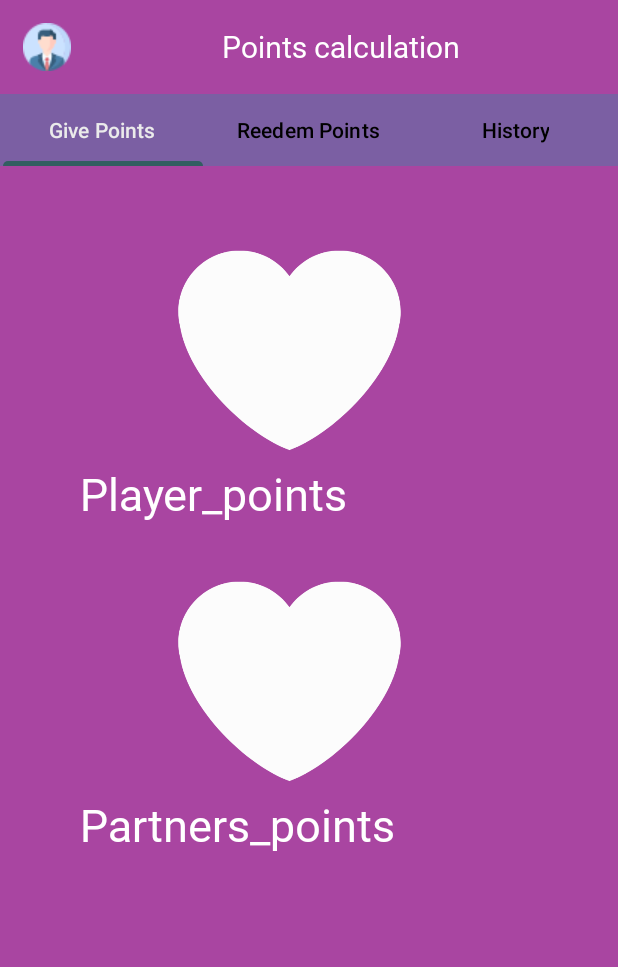
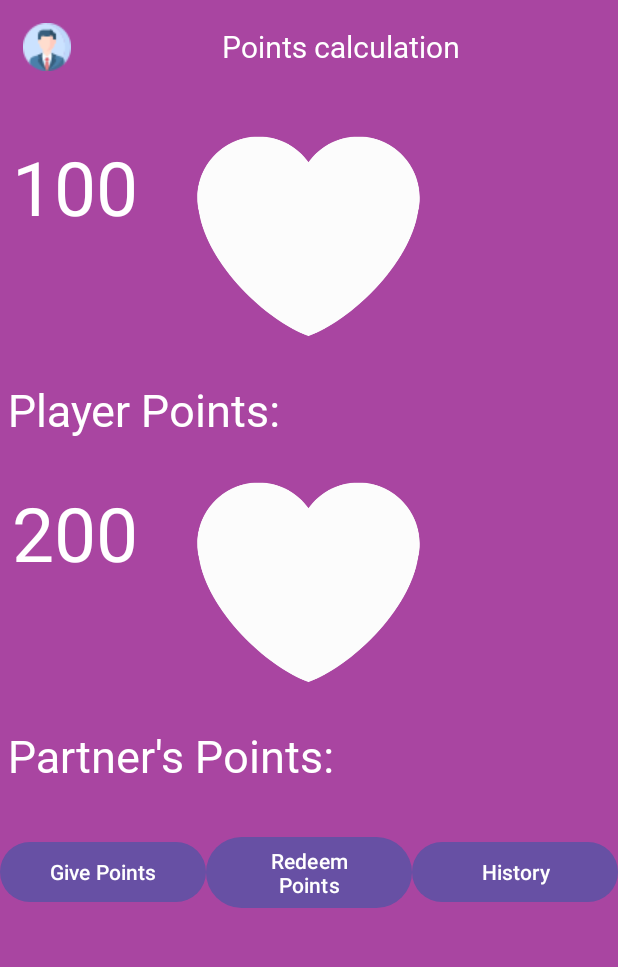
Before and after one commit to ingacrd/couplePoints-Android-App, an Android app: the AfterSignIn screen opened directly, with no data from a screen before it, on a phone screen of 412 x 824 dp, the part 105-1072 px from its top. Run offline under Robolectric (Android 15) with nearby library versions, the phone set to English and light mode, and no system bars; our stand-ins replace Firebase (no records; nobody signed in at launch, a user with empty details on screens opened directly).

Commit message:
Join Redeem, History and fix new operation id

```diff
--- a/app/src/main/AndroidManifest.xml
+++ b/app/src/main/AndroidManifest.xml
@@ -12,6 +12,9 @@
         android:supportsRtl="true"
         android:theme="@style/Theme.FinalProject_CouplePoints"
         tools:targetApi="31">
+        <activity
+            android:name=".HistoryActivity"
+            android:exported="false" />
         <activity
             android:name=".AfterSignIn"
             android:exported="true" />
--- a/app/src/main/java/com/example/finalproject_couplepoints/AfterSignIn.java
+++ b/app/src/main/java/com/example/finalproject_couplepoints/AfterSignIn.java
@@ -1,15 +1,91 @@
 package com.example.finalproject_couplepoints;
 
+import androidx.annotation.NonNull;
 import androidx.appcompat.app.AppCompatActivity;
 
+import android.content.Intent;
 import android.os.Bundle;
+import android.view.View;
+import android.widget.Button;
+import android.widget.TextView;
 
-public class AfterSignIn extends AppCompatActivity {
+import com.google.firebase.database.DataSnapshot;
+import com.google.firebase.database.DatabaseError;
+import com.google.firebase.database.DatabaseReference;
+import com.google.firebase.database.FirebaseDatabase;
+import com.google.firebase.database.ValueEventListener;
+
+import model.Operation;
+import model.User;
+
+public class AfterSignIn extends AppCompatActivity implements View.OnClickListener {
+
+    Button btnRedeemPoints, btnHistory;
+
+    TextView userPoints;
+    int userId;
 
     @Override
     protected void onCreate(Bundle savedInstanceState) {
 
         super.onCreate(savedInstanceState);
         setContentView(R.layout.activity_after_sigin);
+
+
+        userId = getIntent().getIntExtra("userId", 0);
+        initialize();
+    }
+
+    public void initialize(){
+
+        btnRedeemPoints = findViewById(R.id.btnRedeemPoints);
+        btnHistory = findViewById(R.id.btnHistory);
+        btnRedeemPoints.setOnClickListener(this);
+        btnHistory.setOnClickListener(this);
+        DatabaseReference userDatabase = FirebaseDatabase.getInstance().getReference("User").child(String.valueOf(userId));
+
+
+        userDatabase.addListenerForSingleValueEvent(new ValueEventListener() {
+
+            @Override
+            public void onDataChange(@NonNull DataSnapshot snapshot) {
+                if (snapshot.exists()) {
+                    User user = snapshot.getValue(User.class);
+                    int totalPoints = 0;
+                    if (user.getOperation() != null) {
+                        for (Operation operation : user.getOperation()) {
+                            totalPoints += operation.getPoints();
+                        }
+                    }
+                    userPoints = findViewById(R.id.user1Points);
+
+                    userPoints.setText( String.valueOf(totalPoints));
+            }
+            }
+
+            @Override
+            public void onCancelled(@NonNull DatabaseError error) {
+
+            }
+        });
+    }
+
+    @Override
+    public void onClick(View v) {
+
+        int id = v.getId();
+
+        if (id == R.id.btnRedeemPoints){
+
+            Intent intent = new Intent(this,RedeemPoints.class);
+            intent.putExtra("userId", userId);
+            startActivity(intent);
+        }
+        if (id == R.id.btnHistory){
+            Intent intent = new Intent(this, HistoryActivity.class);
+            intent.putExtra("userId", userId);
+            startActivity(intent);
+        }
+
     }
 }
--- a/app/src/main/java/com/example/finalproject_couplepoints/SignIn.java
+++ b/app/src/main/java/com/example/finalproject_couplepoints/SignIn.java
@@ -18,6 +18,8 @@ import com.google.firebase.database.DatabaseError;
 import com.google.firebase.database.DatabaseReference;
 import com.google.firebase.database.FirebaseDatabase;
 import com.google.firebase.database.ValueEventListener;
+
+import model.User;
 
 
 public class SignIn extends AppCompatActivity implements View.OnClickListener, ValueEventListener, ChildEventListener {
@@ -84,11 +86,14 @@ public class SignIn extends AppCompatActivity implements View.OnClickListener, V
     public void onChildAdded(@NonNull DataSnapshot snapshot, @Nullable String previousChildName) {
 
         if(snapshot.exists()){
+            int userId = Integer.parseInt(snapshot.getKey());
+
             String password = snapshot.child("password").getValue().toString();
             String passwordInput = edPassword.getText().toString();
 
             if (password.equals(passwordInput)) {
                 Intent intent = new Intent(SignIn.this, AfterSignIn.class);
+                intent.putExtra("userId", userId);
                 startActivity(intent);
             } else {
                 Toast.makeText(SignIn.this, "Invalid email or password", Toast.LENGTH_LONG).show();
--- a/app/src/main/java/model/User.java
+++ b/app/src/main/java/model/User.java
@@ -20,6 +20,10 @@ public class User {
         this.points = points;
         this.couple_id = couple_id;
         this.operation = operation;
+    }
+    public void addOperation(Operation operation){
+        this.operation.add(operation);
+
     }
     public int getCouple_id() {
         return couple_id;
--- /dev/null
+++ b/app/src/main/res/drawable/points_background.xml
@@ -0,0 +1,4 @@
+<?xml version="1.0" encoding="utf-8"?>
+<selector xmlns:android="http://schemas.android.com/apk/res/android">
+
+</selector>
--- a/app/src/main/res/layout/activity_after_sigin.xml
+++ b/app/src/main/res/layout/activity_after_sigin.xml
@@ -1,15 +1,13 @@
 <?xml version="1.0" encoding="utf-8"?>
-
-<LinearLayout
+<LinearLayout xmlns:android="http://schemas.android.com/apk/res/android"
     xmlns:app="http://schemas.android.com/apk/res-auto"
     xmlns:tools="http://schemas.android.com/tools"
-    xmlns:android="http://schemas.android.com/apk/res/android"
+    android:layout_width="match_parent"
     android:layout_height="match_parent"
-    android:layout_width="match_parent"
+    tools:context=".AfterSignIn"
     android:orientation="vertical"
     android:background="@color/purple">
     <include layout="@layout/menu_bar_with_logo"/>
-
     <LinearLayout
         android:layout_width="match_parent"
         android:layout_height="wrap_content"
@@ -20,7 +18,6 @@
             android:layout_width="wrap_content"
             android:layout_height="wrap_content"
             android:src="@drawable/profile"/>
-
         <TextView
             android:id="@+id/class_title"
             android:layout_width="match_parent"
@@ -33,91 +30,96 @@
             android:textAlignment="center"
             android:ellipsize="end"
             android:textColor="@color/white"/>
-
     </LinearLayout>
-    <LinearLayout
-        android:layout_width="match_parent"
-        android:layout_height="match_parent"
-        android:orientation="vertical">
-        <com.google.android.material.tabs.TabLayout
-            android:id="@+id/tabLayoutPoint"
+    <FrameLayout
         android:layout_width="match_parent"
         android:layout_height="wrap_content"
-            app:tabMode="fixed"
-            app:tabGravity="fill"
-            android:background="@color/voilet"
-            app:tabTextColor="@color/black"
-            app:tabSelectedTextColor="@color/lightGray"
-            app:tabIndicatorColor="@color/veryDarkGreen"
-            app:tabIndicatorFullWidth="true">
-            <com.google.android.material.tabs.TabItem
+        android:layout_marginTop="20dp"
+        android:layout_marginBottom="20dp"
+        android:gravity="center">
+        <ImageView
+            android:id="@+id/user1img"
+            android:layout_width="150dp"
+            android:layout_height="150dp"
+            android:layout_gravity="center"
+            android:src="@drawable/white_heart" />
+        <TextView
+            android:id="@+id/user1Points"
             android:layout_width="wrap_content"
             android:layout_height="wrap_content"
-                android:text="Give Points" />
-            <com.google.android.material.tabs.TabItem
-                android:layout_width="wrap_content"
-                android:layout_height="wrap_content"
-                android:text="Reedem Points"/>
-            <com.google.android.material.tabs.TabItem
-                android:layout_width="wrap_content"
-                android:layout_height="wrap_content"
-                android:text="History"/>
-        </com.google.android.material.tabs.TabLayout>
-
-
-
-
-        <LinearLayout
-            android:layout_width="match_parent"
-            android:layout_height="match_parent"
-            android:orientation="vertical"
-            android:padding="@android:dimen/app_icon_size">
-
-            <ImageView
-                android:id="@+id/user1img"
-                android:src="@drawable/white_heart"
-                android:layout_width="150dp"
-                android:layout_height="150dp"
-                android:layout_marginLeft="70sp"
-                />
-
+            android:background="@drawable/points_background"
+            android:padding="8dp"
+            android:text="100"
+            android:textColor="@android:color/white"
+            android:textSize="50sp" /> <!-- Set your points dynamically here from your database -->
+    </FrameLayout>
     <TextView
-                android:id="@+id/user1"
+        android:id="@+id/user1text"
         android:layout_width="240dp"
         android:layout_height="wrap_content"
         android:layout_marginStart="5dp"
         android:ellipsize="end"
         android:fontFamily="@font/montserrat_alternates_extra_bold"
         android:maxLines="1"
-                android:text="Player_points"
+        android:text="Player Points: "
         android:textColor="@color/white"
         android:textSize="30sp" />
-
-
+    <FrameLayout
+        android:layout_width="match_parent"
+        android:layout_height="wrap_content"
+        android:layout_marginTop="20dp"
+        android:layout_marginBottom="20dp"
+        android:gravity="center">
         <ImageView
             android:id="@+id/user2img"
-                android:src="@drawable/white_heart"
             android:layout_width="150dp"
             android:layout_height="150dp"
-                android:layout_marginTop="30dp"
-                android:layout_marginLeft="70sp"
-                />
-
+            android:layout_gravity="center"
+            android:src="@drawable/white_heart" />
         <TextView
-                android:id="@+id/user2"
-                android:layout_width="295dp"
+            android:id="@+id/user2Points"
+            android:layout_width="wrap_content"
+            android:layout_height="wrap_content"
+            android:background="@drawable/points_background"
+            android:padding="8dp"
+            android:text="200"
+            android:textColor="@android:color/white"
+            android:textSize="50sp" /> <!-- Set your points dynamically here from your database -->
+    </FrameLayout>
+    <TextView
+        android:id="@+id/user2text"
+        android:layout_width="307dp"
         android:layout_height="wrap_content"
         android:layout_marginStart="5dp"
         android:ellipsize="end"
         android:fontFamily="@font/montserrat_alternates_extra_bold"
         android:maxLines="1"
-                android:text="Partners_points"
+        android:text="Partner's Points: "
         android:textColor="@color/white"
         android:textSize="30sp" />
+    <LinearLayout
+        android:layout_width="match_parent"
+        android:layout_height="wrap_content"
+        android:orientation="horizontal"
+        android:gravity="center"
+        android:layout_marginTop="30dp">
+        <Button
+            android:id="@+id/btnGivePoints"
+            android:layout_width="0dp"
+            android:layout_height="wrap_content"
+            android:layout_weight="1"
+            android:text="Give Points" />
+        <Button
+            android:id="@+id/btnRedeemPoints"
+            android:layout_width="0dp"
+            android:layout_height="wrap_content"
+            android:layout_weight="1"
+            android:text="Redeem Points" />
+        <Button
+            android:id="@+id/btnHistory"
+            android:layout_width="0dp"
+            android:layout_height="wrap_content"
+            android:layout_weight="1"
+            android:text="History" />
     </LinearLayout>
-
-
 </LinearLayout>
-
-
-</LinearLayout>
```
Also changed, not shown: app/src/main/java/com/example/finalproject_couplepoints/HistoryActivity.java (added, +131 -0 lines), app/src/main/java/com/example/finalproject_couplepoints/RedeemPoints.java (+95 -14 lines), app/src/main/java/model/OperationAdapter.java (added, +87 -0 lines), app/src/main/res/layout/activity_history.xml (+42 -50 lines), app/src/main/res/layout/one_item.xml (added, +50 -0 lines). Lines whose indentation alone changed are shown as unchanged.
